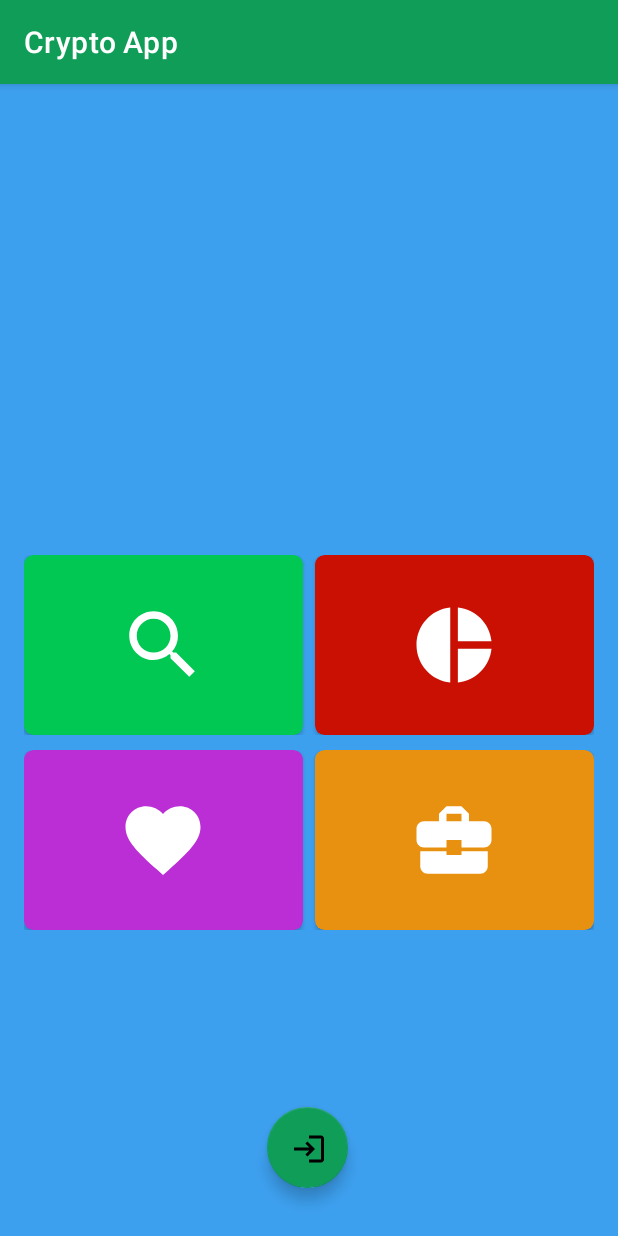
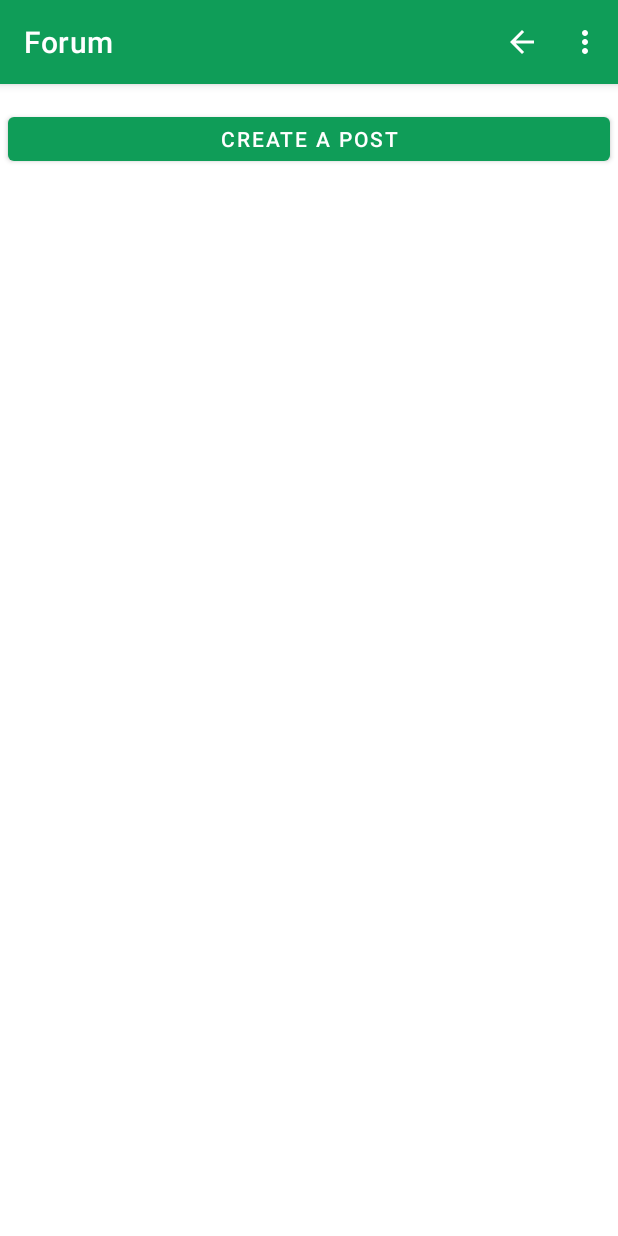
Before and after one commit to cglansford/CryptoAppFYP, an Android app: the screen it shows after launch (Home before the commit, Forum after it), on a phone screen of 412 x 824 dp. Run offline under Robolectric (Android 15) with nearby library versions, the phone set to English and light mode, and no system bars; our stand-ins replace Firebase (no records; nobody signed in at launch, a user with empty details on screens opened directly), Volley.

Commit message:
User can add posts to forum

```diff
--- a/app/build.gradle
+++ b/app/build.gradle
@@ -49,6 +49,7 @@ dependencies {
     implementation 'com.google.firebase:firebase-core:20.0.2'
     implementation files('libs/MPAndroidChart-v3.0.1.jar')
 
+
     implementation 'com.google.firebase:firebase-firestore:24.0.0'
     testImplementation 'junit:junit:4.+'
     androidTestImplementation 'androidx.test.ext:junit:1.1.3'
--- /dev/null
+++ b/app/src/main/java/com/example/cryptoapp/Forum.java
@@ -0,0 +1,154 @@
+package com.example.cryptoapp;
+
+import static com.android.volley.VolleyLog.TAG;
+
+import android.content.Intent;
+import android.os.Bundle;
+import android.util.Log;
+import android.view.Menu;
+import android.view.MenuInflater;
+import android.view.MenuItem;
+import android.view.View;
+import android.widget.Button;
+
+import androidx.annotation.NonNull;
+import androidx.appcompat.app.AppCompatActivity;
+import androidx.recyclerview.widget.LinearLayoutManager;
+import androidx.recyclerview.widget.RecyclerView;
+
+import com.google.android.gms.tasks.OnCompleteListener;
+import com.google.android.gms.tasks.OnSuccessListener;
+import com.google.android.gms.tasks.Task;
+import com.google.firebase.auth.FirebaseAuth;
+import com.google.firebase.auth.FirebaseUser;
+import com.google.firebase.firestore.CollectionReference;
+import com.google.firebase.firestore.DocumentReference;
+import com.google.firebase.firestore.FirebaseFirestore;
+import com.google.firebase.firestore.QueryDocumentSnapshot;
+import com.google.firebase.firestore.QuerySnapshot;
+
+import java.util.ArrayList;
+
+public class Forum extends AppCompatActivity implements PostRVAdapter.OnEditListener {
+
+    private Button addPostBTN;
+    private RecyclerView postRV;
+    public ArrayList<PostRVModel> postRVModelArrayList;
+    public PostRVAdapter postRVAdapter;
+
+    FirebaseUser mUser;
+    FirebaseFirestore db;
+    CollectionReference collectionRef;
+
+
+    protected void onCreate(Bundle savedInstanceState) {
+        super.onCreate(savedInstanceState);
+        setContentView(R.layout.activity_forum);
+
+        addPostBTN = findViewById(R.id.idAddPostBTN);
+
+        postRV = findViewById(R.id.idPostRV);
+        postRVModelArrayList = new ArrayList<>();
+        postRVAdapter = new PostRVAdapter(postRVModelArrayList, Forum.this, this, this);
+        postRV.setLayoutManager(new LinearLayoutManager(this));
+        postRV.setAdapter(postRVAdapter);
+
+        mUser = FirebaseAuth.getInstance().getCurrentUser();
+        db = FirebaseFirestore.getInstance();
+        collectionRef = db.collection("posts");
+
+        addPostBTN.setOnClickListener(new View.OnClickListener() {
+            @Override
+            public void onClick(View v) {
+                Intent intent = new Intent(Forum.this,AddPost.class);
+                startActivity(intent);
+            }
+        });
+        loadPosts();
+
+    }
+
+    public void loadPosts() {
+        collectionRef.get()
+                .addOnCompleteListener(new OnCompleteListener<QuerySnapshot>() {
+                    @Override
+                    public void onComplete(@NonNull Task<QuerySnapshot> task) {
+                        if (task.isSuccessful()) {
+                            for (QueryDocumentSnapshot document : task.getResult()) {
+                               String postTitle = document.getString("postTitle");
+                               String postDesc = document.getString("postDesc");
+                               String uidOfCreator = document.getString("uidOfCreator");
+                               postRVModelArrayList.add(new PostRVModel(postTitle, postDesc, uidOfCreator));
+                            }
+                        } else {
+                            Log.d(TAG, "Error getting documents: ", task.getException());
+                        }
+                        postRVAdapter.notifyDataSetChanged();
+                    }
+                });
+
+    }
+
+    @Override
+    public void onEditClick(int position) {
+
+    }
+
+    //Loads option menu
+    @Override
+    public boolean onCreateOptionsMenu(Menu menu) {
+        MenuInflater inflater = getMenuInflater();
+        inflater.inflate(R.menu.activity_menu, menu);
+
+        return true;
+    }
+
+    @Override
+    public boolean onOptionsItemSelected(MenuItem item){
+
+        int id = item.getItemId();
+
+
+
+        if(id==R.id.backButton){
+            Intent intent = new Intent(this, MainActivity.class);
+            startActivity(intent);
+        }
+
+        else if(id==R.id.portfolio){
+            Intent intent = new Intent(this, Portfolio.class);
+            startActivity(intent);
+        }
+
+        else if (id==R.id.news){
+            Intent intent = new Intent(this, News.class);
+            startActivity(intent);
+
+
+        }
+
+        else if(id==R.id.forum){
+            Intent intent = new Intent(this, Forum.class);
+            startActivity(intent);
+        }
+
+        else if(id == R.id.maps){
+            Intent intent = new Intent(this, MapsActivity.class);
+            startActivity(intent);
+        }
+
+        else if(id == R.id.fav){
+            Intent intent = new Intent(this, FavList.class);
+            startActivity(intent);
+        }
+        else if(id ==R.id.logout){
+
+            FirebaseAuth.getInstance().signOut();
+            startActivity(new Intent(getApplicationContext(), Login.class));
+            finish();
+
+        }
+
+        return super.onOptionsItemSelected(item);
+    }
+}
--- a/app/src/main/java/com/example/cryptoapp/MainActivity.java
+++ b/app/src/main/java/com/example/cryptoapp/MainActivity.java
@@ -321,6 +321,10 @@ public class MainActivity extends AppCompatActivity implements CurrencyRVAdapter
             Intent intent = new Intent(this, MapsActivity.class);
             startActivity(intent);
         }
+        else if(id == R.id.forum){
+            Intent intent = new Intent(this, Forum.class);
+            startActivity(intent);
+        }
 
         else if(id == R.id.fav){
             Intent intent = new Intent(this, FavList.class);
--- a/app/src/main/java/com/example/cryptoapp/MapsActivity.java
+++ b/app/src/main/java/com/example/cryptoapp/MapsActivity.java
@@ -200,8 +200,11 @@ public class MapsActivity extends AppCompatActivity implements OnMapReadyCallbac
         else if (id==R.id.news){
             Intent intent = new Intent(this, News.class);
             startActivity(intent);
+        }
 
-
+        else if(id==R.id.forum){
+            Intent intent = new Intent(this, Forum.class);
+            startActivity(intent);
         }
 
         else if(id == R.id.maps){
--- a/app/src/main/java/com/example/cryptoapp/News.java
+++ b/app/src/main/java/com/example/cryptoapp/News.java
@@ -190,6 +190,11 @@ public class News extends AppCompatActivity implements AdapterView.OnItemSelecte
 
         }
 
+        else if(id==R.id.forum){
+            Intent intent = new Intent(this, Forum.class);
+            startActivity(intent);
+        }
+
         else if(id == R.id.maps){
             Intent intent = new Intent(this, MapsActivity.class);
             startActivity(intent);
--- a/app/src/main/java/com/example/cryptoapp/Portfolio.java
+++ b/app/src/main/java/com/example/cryptoapp/Portfolio.java
@@ -345,6 +345,11 @@ public class Portfolio extends AppCompatActivity implements PortfolioRVAdapter.O
 
         }
 
+        else if(id==R.id.forum){
+            Intent intent = new Intent(this, Forum.class);
+            startActivity(intent);
+        }
+
         else if(id == R.id.maps){
             Intent intent = new Intent(this, MapsActivity.class);
             startActivity(intent);
--- a/app/src/main/java/com/example/cryptoapp/PortfolioEditItem.java
+++ b/app/src/main/java/com/example/cryptoapp/PortfolioEditItem.java
@@ -62,7 +62,7 @@ public class PortfolioEditItem extends AppCompatActivity {
                 docRef.get().addOnSuccessListener(new OnSuccessListener<DocumentSnapshot>() {
                     @Override
                     public void onSuccess(DocumentSnapshot documentSnapshot) {
-
+                        mHolding.setDollarTotal(0);
                         docRef.update("list", FieldValue.arrayRemove(mHolding))
                                 .addOnSuccessListener(new OnSuccessListener<Void>() {
                                     @Override
@@ -89,7 +89,7 @@ public class PortfolioEditItem extends AppCompatActivity {
                 docRef.get().addOnSuccessListener(new OnSuccessListener<DocumentSnapshot>() {
                     @Override
                     public void onSuccess(DocumentSnapshot documentSnapshot) {
-
+                        mHolding.setDollarTotal(0);
                         docRef.update("list", FieldValue.arrayRemove(mHolding))
                                 .addOnSuccessListener(new OnSuccessListener<Void>() {
                                     @Override
--- /dev/null
+++ b/app/src/main/java/com/example/cryptoapp/PostRVAdapter.java
@@ -0,0 +1,87 @@
+package com.example.cryptoapp;
+
+import android.app.Activity;
+import android.content.Context;
+import android.view.LayoutInflater;
+import android.view.View;
+import android.view.ViewGroup;
+import android.widget.ImageButton;
+import android.widget.TextView;
+
+import androidx.annotation.NonNull;
+import androidx.recyclerview.widget.RecyclerView;
+
+import java.util.ArrayList;
+import java.util.List;
+
+public class PostRVAdapter extends RecyclerView.Adapter<PostRVAdapter.ViewHolder> {
+
+//Creating the adapter for the recycler view to present the list data of the api data
+
+    private ArrayList<PostRVModel> postRVModelArrayList;
+    private Context context;
+    private Activity activity;
+
+
+    private OnEditListener mOnEditListener;
+
+    public PostRVAdapter(ArrayList<PostRVModel> postRVModelArrayList, Activity activity, Context context, OnEditListener onEditListener) {
+        this.postRVModelArrayList = postRVModelArrayList;
+        this.activity = activity;
+        this.context = context;
+        this.mOnEditListener = onEditListener;
+    }
+
+
+    @NonNull
+    @Override
+    public PostRVAdapter.ViewHolder onCreateViewHolder(@NonNull ViewGroup parent, int viewType) {
+        View view = LayoutInflater.from(context).inflate(R.layout.forum_post_rv_item, parent, false);
+        return new PostRVAdapter.ViewHolder(view, mOnEditListener);
+    }
+
+    @Override
+    public void onBindViewHolder(@NonNull PostRVAdapter.ViewHolder holder, int position) {
+        PostRVModel postRVModel = postRVModelArrayList.get(position);
+        holder.postTitle.setText(postRVModel.getPostTitle());
+        holder.postDesc.setText(postRVModel.getPostDesc());
+        holder.postCreator.setText(postRVModel.getUidOfCreator());
+    }
+
+    @Override
+    public int getItemCount() {
+        return postRVModelArrayList.size();
+    }
+
+    public class ViewHolder extends RecyclerView.ViewHolder implements View.OnClickListener {
+        private TextView postTitle, postDesc, postCreator;
+
+        PostRVAdapter.OnEditListener onEditListener;
+
+        public ViewHolder(@NonNull View itemView, PostRVAdapter.OnEditListener onEditListener) {
+            super(itemView);
+            postTitle = itemView.findViewById(R.id.idPostTitle);
+            postDesc = itemView.findViewById(R.id.idPostDesc);
+            postCreator = itemView.findViewById(R.id.idPostUsername);
+            this.onEditListener = onEditListener;
+
+        }
+
+
+        @Override
+        public void onClick(View v) {
+
+        }
+
+
+    }
+
+    //To send position of clicked item in activity
+    public interface OnEditListener {
+        void onEditClick(int position);
+    }
+
+    public List<PostRVModel> getList() {
+        return postRVModelArrayList;
+    }
+}
--- /dev/null
+++ b/app/src/main/res/drawable/ic_baseline_forum_24.xml
@@ -0,0 +1,5 @@
+<vector android:height="24dp" android:tint="#FFFFFF"
+    android:viewportHeight="24" android:viewportWidth="24"
+    android:width="24dp" xmlns:android="http://schemas.android.com/apk/res/android">
+    <path android:fillColor="@android:color/white" android:pathData="M21,6h-2v9L6,15v2c0,0.55 0.45,1 1,1h11l4,4L22,7c0,-0.55 -0.45,-1 -1,-1zM17,12L17,3c0,-0.55 -0.45,-1 -1,-1L3,2c-0.55,0 -1,0.45 -1,1v14l4,-4h10c0.55,0 1,-0.45 1,-1z"/>
+</vector>
--- /dev/null
+++ b/app/src/main/res/layout/activity_forum.xml
@@ -0,0 +1,36 @@
+<?xml version="1.0" encoding="utf-8"?>
+<androidx.constraintlayout.widget.ConstraintLayout xmlns:android="http://schemas.android.com/apk/res/android"
+    xmlns:app="http://schemas.android.com/apk/res-auto"
+    xmlns:tools="http://schemas.android.com/tools"
+    android:layout_width="match_parent"
+    android:layout_height="match_parent"
+    tools:context=".Forum">
+
+    <androidx.recyclerview.widget.RecyclerView
+        android:id="@+id/idPostRV"
+        android:layout_width="414dp"
+        android:layout_height="535dp"
+        app:layout_constraintBottom_toBottomOf="parent"
+        app:layout_constraintEnd_toEndOf="parent"
+        app:layout_constraintHorizontal_bias="0.666"
+        app:layout_constraintStart_toStartOf="parent"
+        app:layout_constraintTop_toTopOf="parent"
+        app:layout_constraintVertical_bias="1.0" />
+
+    <Button
+        android:id="@+id/idAddPostBTN"
+        android:layout_width="match_parent"
+        android:layout_height="41dp"
+        android:layout_marginTop="16dp"
+        android:layout_marginLeft="5dp"
+        android:layout_marginRight="5dp"
+        android:text="Create a Post"
+
+        app:layout_constraintBottom_toTopOf="@+id/idPostRV"
+        app:layout_constraintEnd_toEndOf="parent"
+        app:layout_constraintHorizontal_bias="1.0"
+        app:layout_constraintStart_toStartOf="parent"
+        app:layout_constraintTop_toTopOf="parent"
+        app:layout_constraintVertical_bias="0.0" />
+
+</androidx.constraintlayout.widget.ConstraintLayout>
--- a/app/src/main/res/layout/portfolio_rv_item.xml
+++ b/app/src/main/res/layout/portfolio_rv_item.xml
@@ -55,13 +55,13 @@
 
         <TextView
             android:id="@+id/idTotal"
-            android:layout_width="89dp"
-            android:layout_height="35dp"
+            android:layout_width="112dp"
+            android:layout_height="40dp"
             android:layout_alignParentTop="true"
             android:layout_alignParentBottom="true"
             android:layout_marginTop="20dp"
             android:layout_marginEnd="11dp"
-            android:layout_marginBottom="15dp"
+            android:layout_marginBottom="10dp"
             android:layout_toStartOf="@+id/imageButton"
             android:text="TextView"
             android:textColor="@color/white"
--- a/app/src/main/res/menu/activity_menu.xml
+++ b/app/src/main/res/menu/activity_menu.xml
@@ -22,6 +22,12 @@
         />
 
     <item
+        android:id="@+id/forum"
+        android:title="Forum"
+
+        />
+
+    <item
         android:id="@+id/maps"
         android:title="Where To Spend Crypto"
 
--- a/app/src/main/res/values/colors.xml
+++ b/app/src/main/res/values/colors.xml
@@ -7,8 +7,10 @@
     <color name="teal_700">#FF018786</color>
     <color name="black">#FF000000</color>
     <color name="white">#FFFFFFFF</color>
+    <color name="blue">#29C5F6</color>
 
     <color name="black_shade_1">#292D36</color>
     <color name="black_shade_2">#272B33</color>
     <color name="black_shade_3">#021853</color>
+    <color name="red">#F44336</color>
 </resources>
```
Also changed, not shown: app/src/main/AndroidManifest.xml (+14 -1 lines), app/src/main/java/com/example/cryptoapp/AddPost.java (added, +93 -0 lines), app/src/main/java/com/example/cryptoapp/PostRVModel.java (added, +38 -0 lines), app/src/main/res/layout/activity_add_post.xml (added, +76 -0 lines), app/src/main/res/layout/forum_post_rv_item.xml (added, +65 -0 lines), app/src/main/res/menu/options_menu.xml (+12 -3 lines).
